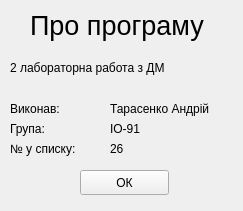
The window that interface/about.ui (drewg3r/DM-2) describes before a commit, drawn with Qt 5.
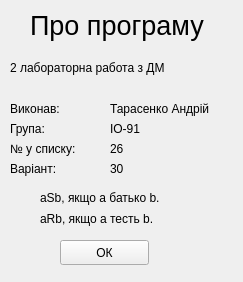
The same window after the commit.

Commit message: Made working 'about' window

```diff
--- a/interface/about.ui
+++ b/interface/about.ui
@@ -7,7 +7,7 @@
     <x>0</x>
     <y>0</y>
     <width>243</width>
-    <height>211</height>
+    <height>282</height>
    </rect>
   </property>
   <property name="windowTitle">
@@ -125,8 +125,8 @@
   <widget class="QPushButton" name="pushButton">
    <property name="geometry">
     <rect>
-     <x>80</x>
-     <y>170</y>
+     <x>60</x>
+     <y>240</y>
      <width>89</width>
      <height>25</height>
     </rect>
@@ -135,6 +135,58 @@
     <string>ОК</string>
    </property>
   </widget>
+  <widget class="QLabel" name="label_9">
+   <property name="geometry">
+    <rect>
+     <x>10</x>
+     <y>160</y>
+     <width>91</width>
+     <height>17</height>
+    </rect>
+   </property>
+   <property name="text">
+    <string>Варіант:</string>
+   </property>
+  </widget>
+  <widget class="QLabel" name="label_10">
+   <property name="geometry">
+    <rect>
+     <x>110</x>
+     <y>160</y>
+     <width>67</width>
+     <height>17</height>
+    </rect>
+   </property>
+   <property name="text">
+    <string>30</string>
+   </property>
+  </widget>
+  <widget class="QLabel" name="label_11">
+   <property name="geometry">
+    <rect>
+     <x>40</x>
+     <y>190</y>
+     <width>181</width>
+     <height>16</height>
+    </rect>
+   </property>
+   <property name="text">
+    <string>aSb, якщо a батько b.</string>
+   </property>
+  </widget>
+  <widget class="QLabel" name="label_12">
+   <property name="geometry">
+    <rect>
+     <x>40</x>
+     <y>210</y>
+     <width>151</width>
+     <height>17</height>
+    </rect>
+   </property>
+   <property name="text">
+    <string>aRb, якщо a тесть b.</string>
+   </property>
+  </widget>
  </widget>
  <resources/>
  <connections/>
```
The commit also changes 5 other files.
